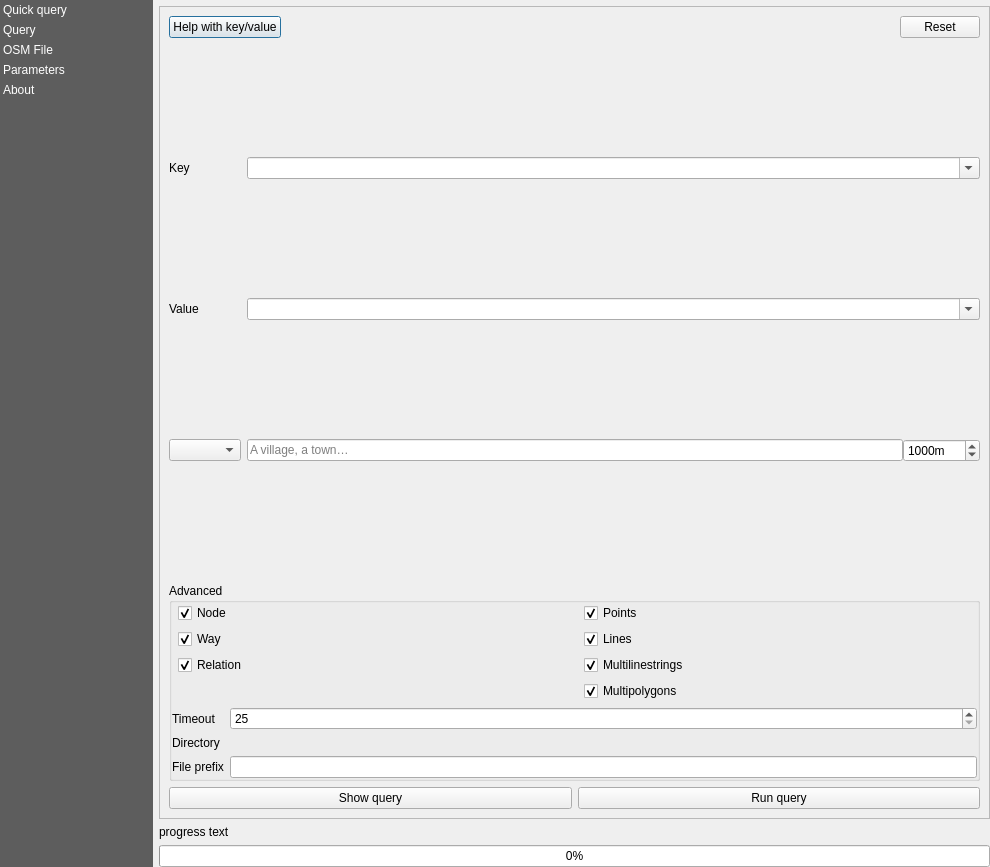
This is resources/ui/main_window.ui in 3liz/QuickOSM as Qt 5 draws it before an edit. The edited form follows.
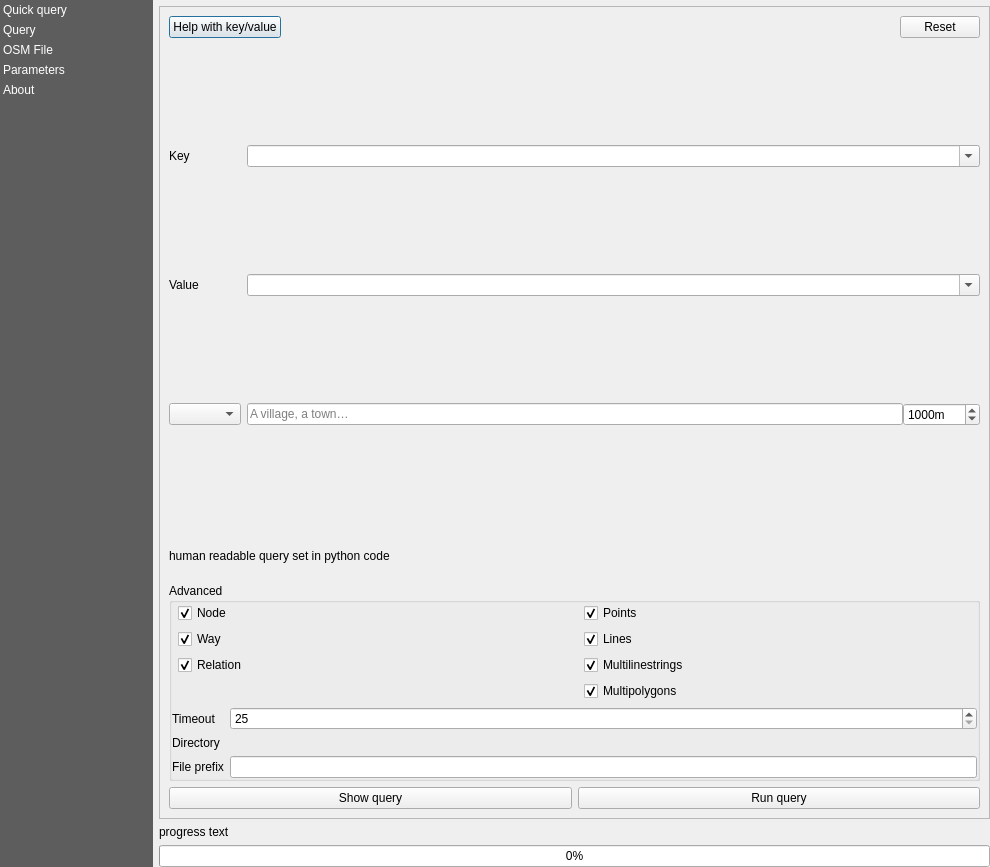
This is the edited form. The open tabs and pages were chosen to show the change. Custom widgets are drawn as their Qt base class.

Commit message: Added the friendly message in the QueryFactory. Includes the earlier main_window.ui label addition.

```diff
--- a/resources/ui/main_window.ui
+++ b/resources/ui/main_window.ui
@@ -364,6 +364,26 @@
                </item>
               </layout>
              </item>
+             <item>
+              <layout class="QVBoxLayout" name="verticalLayout_12">
+               <item>
+                <widget class="QLabel" name="label_qq_friendly">
+                 <property name="minimumSize">
+                  <size>
+                   <width>0</width>
+                   <height>42</height>
+                  </size>
+                 </property>
+                 <property name="text">
+                  <string notr="true">human readable query set in python code</string>
+                 </property>
+                 <property name="wordWrap">
+                  <bool>true</bool>
+                 </property>
+                </widget>
+               </item>
+              </layout>
+             </item>
              <item>
               <widget class="QgsCollapsibleGroupBox" name="advanced_qq">
                <property name="title">
```
Left out of the diff: 2 changed lines with no effect on the pictures. The commit also changes 2 other files.
